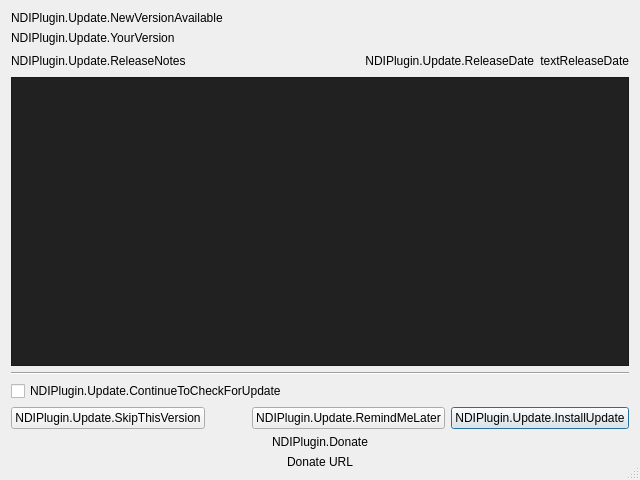
The window that src/forms/update.ui (DistroAV/DistroAV) describes before a commit, drawn with Qt 5.
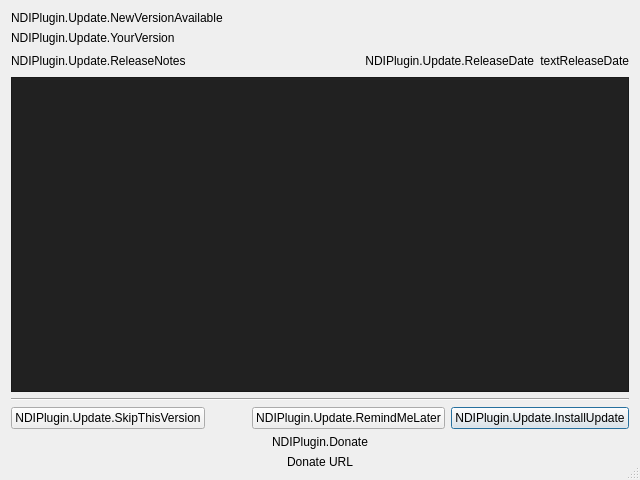
The same window after the commit.

Commit message: Remove settings for autoCheck from update modal

What changed in the file:
```diff
--- a/src/forms/update.ui
+++ b/src/forms/update.ui
@@ -150,13 +150,6 @@
      </property>
     </widget>
    </item>
-   <item>
-    <widget class="QCheckBox" name="checkBoxAutoCheckForUpdates">
-     <property name="text">
-      <string>NDIPlugin.Update.ContinueToCheckForUpdate</string>
-     </property>
-    </widget>
-   </item>
    <item>
     <layout class="QHBoxLayout" name="horizontalLayoutButtonBox">
      <item>
```
The commit also changes 1 other file.
